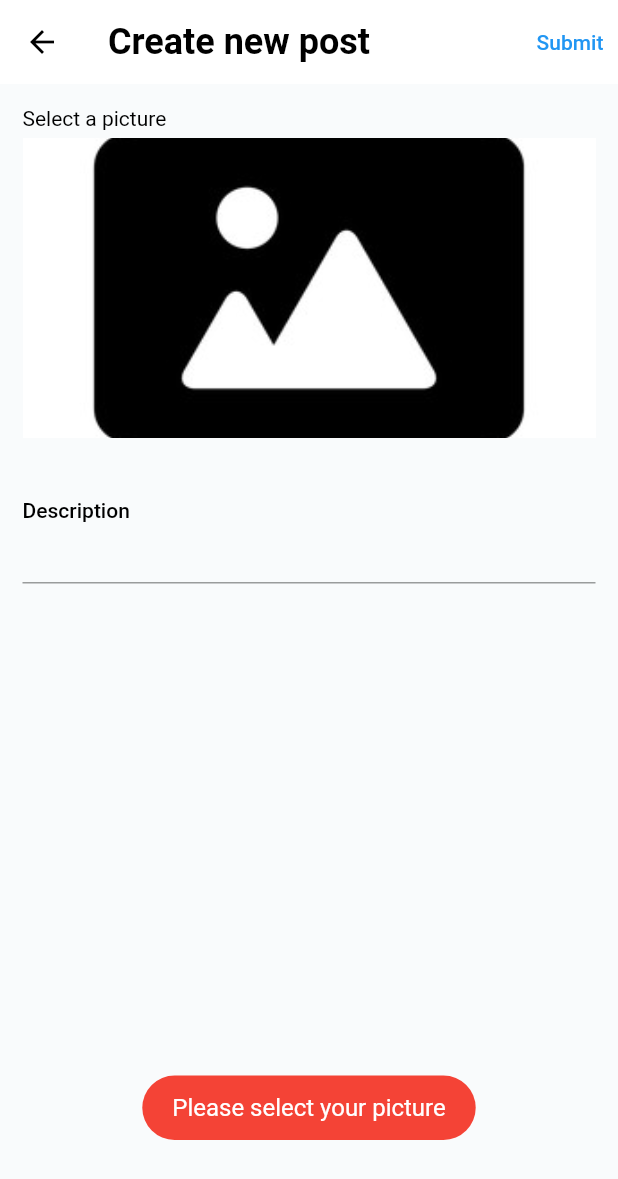
After one commit to Oppong200/Familicuous, a Flutter app: the CreatePostView screen opened directly, after a tap on "Submit", on a phone screen of 412 x 824 dp. The commit adds this screen. Shown: the top 1179 px of the screen. Run offline on Flutter 3.47's test engine with Material 2 defaults, Android fonts, the phone set to English and light mode, and no system bars; our stand-ins replace cloud_firestore, firebase_auth, firebase_core, firebase_storage, fluttertoast, image_cropper and 3 more; accounts and stored records are empty.

Commit message:
post view created

```diff
--- a/lib/main.dart
+++ b/lib/main.dart
@@ -1,6 +1,3 @@
-import 'package:familicious/views/auth/create_account_view.dart';
-import 'package:familicious/views/auth/forgot_password_view.dart';
-import 'package:familicious/views/auth/login_view.dart';
 import 'package:familicious/views/home/home_view.dart';
 import 'package:flutter/foundation.dart';
 import 'package:flutter/material.dart';
--- /dev/null
+++ b/lib/manager/post_manager.dart
@@ -0,0 +1,85 @@
+import 'dart:io';
+import 'package:cloud_firestore/cloud_firestore.dart';
+import 'package:familicious/services/file_upload_services.dart';
+import 'package:firebase_auth/firebase_auth.dart';
+import 'package:flutter/material.dart';
+import 'package:flutter/widgets.dart';
+
+class PostManager with ChangeNotifier{
+
+  final FirebaseAuth _firebaseAuth = FirebaseAuth.instance;
+  static final FirebaseFirestore _firebaseFirestore = FirebaseFirestore.instance;
+  final CollectionReference<Map<String,dynamic>> _postCollection=_firebaseFirestore.collection("posts");
+  final CollectionReference<Map<String, dynamic>> _userCollection =
+      _firebaseFirestore.collection("users");
+
+  final FileUploadService _fileUploadService=FileUploadService();
+
+  String _message = '';
+  bool _isLoading = false;
+
+  String get message => _message; //get
+  bool get isLoading => _isLoading;
+
+
+  setMessage(String message) {
+    //set
+    _message = message;
+    notifyListeners();
+  }
+
+  setIsLoading(bool loading) {
+    //set
+    _isLoading = loading;
+    notifyListeners();
+  }
+
+
+
+  Future<bool> submitPost({String? description, required File postImage,})async{
+    bool isSubmitted =false;
+
+    String userUid = _firebaseAuth.currentUser!.uid;
+    FieldValue timeStamp = FieldValue.serverTimestamp();
+
+    String? pictureUrl = await _fileUploadService.uploadPostFile(file: postImage);
+
+    if(pictureUrl != null){
+      await _postCollection.doc().set({
+        "description": description,
+        "image_url":pictureUrl,
+        "createdAt": timeStamp,
+        "user_uid": userUid,
+      }).then((_){
+        isSubmitted = true;
+        setMessage('Post submitted successfully');
+      }).catchError((onError){
+        isSubmitted =false;
+        setMessage('$onError');
+      }).timeout(const Duration(seconds: 60), onTimeout: (){
+        isSubmitted = false;
+        setMessage('Please check your internet connection');
+      });
+    }else{
+      isSubmitted= false;
+      setMessage('Image upload failed!');
+    }
+    return isSubmitted;
+  }
+
+  Stream<QuerySnapshot<Map<String, dynamic>?>>getAllPosts(){
+    return _postCollection.orderBy('createdAt',descending: true).snapshots();
+  }
+
+  Future<Map<String, dynamic>?> getUserInfo(String userUid)async{
+    Map<String, dynamic>? userData;
+    await _userCollection.doc(userUid).get().then((DocumentSnapshot<Map<String,dynamic>> doc){
+      if(doc.exists){
+        userData = doc.data();
+      }else{
+        userData=null;
+      }
+    });
+    return userData;
+  }
+}
--- a/lib/views/auth/login_view.dart
+++ b/lib/views/auth/login_view.dart
@@ -88,7 +88,7 @@ class _LoginViewState extends State<LoginView> {
                     ),
                   ),
                 ),
-                _authManager.isLoading
+                isLoading
                     ? const Center(child: CircularProgressIndicator.adaptive())
                     : TextButton(
                         onPressed: () async {
--- a/lib/views/home/home_view.dart
+++ b/lib/views/home/home_view.dart
@@ -18,7 +18,7 @@ class _HomeViewState extends State<HomeView> {
   final FirebaseAuth _firebaseAuth = FirebaseAuth.instance;
   int _currentIndex = 0;
   final List<Widget> _views = [
-    const TImelineView(),
+    TimelineView(),
     const ChatView(),
     const FavouriteView(),
     const ProfileView(),
@@ -28,6 +28,7 @@ class _HomeViewState extends State<HomeView> {
 
   @override
   void initState() {
+    // ignore: todo
     // TODO: implement initState
     // _firebaseAuth.signOut();
     isUserAuth();
--- /dev/null
+++ b/lib/views/timeline/create_post_view.dart
@@ -0,0 +1,162 @@
+import 'dart:io';
+import 'package:familicious/manager/post_manager.dart';
+import 'package:flutter/material.dart';
+import 'package:fluttertoast/fluttertoast.dart';
+import 'package:image_picker/image_picker.dart';
+import 'package:unicons/unicons.dart';
+
+class CreatePostView extends StatefulWidget {
+  const CreatePostView({Key? key}) : super(key: key);
+
+  @override
+  State<CreatePostView> createState() => _CreatePostViewState();
+}
+
+class _CreatePostViewState extends State<CreatePostView> {
+  final TextEditingController _postTextController = TextEditingController();
+
+  final PostManager _postManager=PostManager();
+  File? _postImageFile;
+  final ImagePicker _imagePicker=ImagePicker();
+  bool isLoading=false;
+
+  selectImage(ImageSource imageSource)async{
+    XFile? file = await _imagePicker.pickImage(source: imageSource);
+    setState(() {
+      _postImageFile = File(file!.path);
+    });
+  }
+
+
+  @override
+  Widget build(BuildContext context) {
+    return Scaffold(
+      appBar: AppBar(
+        title: Text(
+          'Create new post',
+          style: Theme.of(context).appBarTheme.titleTextStyle,
+        ),
+        actions: [
+          isLoading ? Center(child: CircularProgressIndicator.adaptive(),) : TextButton(onPressed: ()async{
+            if (_postImageFile != null) {
+              setState(() {
+                isLoading=true;
+              });
+                bool isSubmitted = await _postManager.submitPost(
+                    postImage: _postImageFile!,
+                    description: _postTextController.text);
+                    setState(() {
+                      isLoading = false;
+                    });
+                    if(isSubmitted){
+                      Fluttertoast.showToast(
+                        msg: _postManager.message,toastLength: Toast.LENGTH_LONG,
+                        gravity: ToastGravity.BOTTOM,
+                        timeInSecForIosWeb: 1,
+                        backgroundColor: Colors.green,
+                        textColor: Colors.white,
+                        fontSize: 16
+
+                      );
+                      Navigator.pop(context);
+                    }else{
+                      Fluttertoast.showToast(
+                        msg: _postManager.message,
+                        toastLength: Toast.LENGTH_LONG,
+                        gravity: ToastGravity.BOTTOM,
+                        timeInSecForIosWeb: 1,
+                        backgroundColor: Colors.red,
+                        textColor: Colors.white,
+                        fontSize: 16,
+
+                      );
+                    }
+              }else{
+                Fluttertoast.showToast(
+                  msg: "Please select your picture",
+                  toastLength: Toast.LENGTH_LONG,
+                  gravity: ToastGravity.BOTTOM,
+                  timeInSecForIosWeb: 1,
+                  backgroundColor: Colors.red,
+                  textColor: Colors.white,
+                  fontSize: 16.0,
+                );
+              }
+          }, child: Text('Submit'),)
+        ],
+      ),
+      body: ListView(
+        padding: const EdgeInsets.all(15),
+        children: [
+          Text(
+            'Select a picture',
+          ),
+          const SizedBox(
+            height: 5,
+          ),
+          InkWell(
+            child: _postImageFile ==null ? Image.asset(
+              'assets/pl2.jpg',
+              height: 200,
+              width: MediaQuery.of(context).size.width,
+              fit: BoxFit.cover,
+            ):Image.file(_postImageFile!,
+            height: 200,
+            width: MediaQuery.of(context).size.width,
+            fit: BoxFit.cover,),
+            onTap: () {
+              showModalBottomSheet(
+                  context: context,
+                  builder: (context) {
+                    return SizedBox(
+                      height:115,
+                      child: Column(
+                        children: [
+                          TextButton.icon(
+                            onPressed: (){
+                              Navigator.pop(context);
+                              selectImage(ImageSource.camera);
+                            },
+                            icon: Icon(UniconsLine.camera),
+                            label: Text(
+                              'Take a shot',
+                            ),
+                          ),
+
+                          Divider(),
+
+                          TextButton.icon(
+                            onPressed: (){
+                              Navigator.pop(context);
+                              selectImage(ImageSource.gallery);
+                            },
+                            icon: Icon(UniconsLine.picture),
+                            label: Text(
+                              'Select from gallery',
+                            ),
+                          ),
+                        ],
+                      ),
+                    );
+                  });
+            },
+          ),
+          TextField(
+            minLines: 3,
+            maxLines: 10,
+            controller: _postTextController,
+            decoration: InputDecoration(
+                hintText: 'Post description here',
+                hintStyle: TextStyle(color: Colors.grey),
+                label: Text(
+                  'Description',
+                  style: Theme.of(context).textTheme.bodyText1,
+                )),
+          ),
+
+
+        ],
+      ),
+    );
+  }
+}
```
Also changed, not shown: lib/utilities/utils.dart (added, +25 -0 lines), lib/views/auth/create_account_view.dart (+26 -23 lines), lib/views/auth/forgot_password_view.dart (+9 -2 lines), lib/views/timeline/timeline_view.dart (+52 -17 lines), pubspec.yaml (+8 -0 lines), assets/pl.png (added), assets/pl2.jpg (added), assets/place.jpg (added), pubspec.lock.
